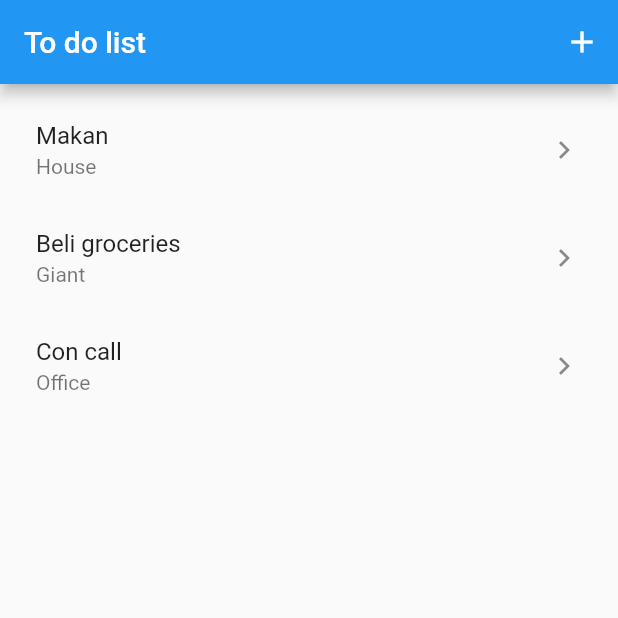
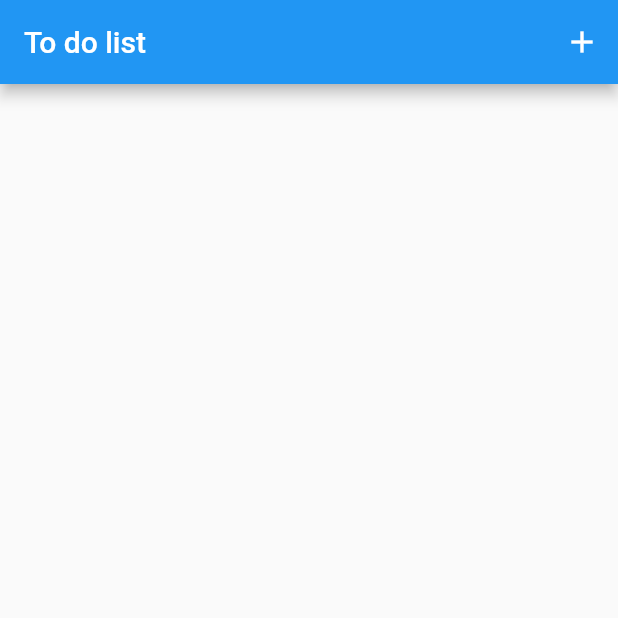
Before and after one commit to wanmuz86/flutter-todo-tnbr, a Flutter app: the screen it shows after launch, on a phone screen of 412 x 824 dp, the top half of it. Run offline on Flutter 3.47's test engine with Material 2 defaults, Android fonts, the phone set to English and light mode, and no system bars.

Commit message:
add item

```diff
--- a/lib/widgets/home.dart
+++ b/lib/widgets/home.dart
@@ -17,9 +17,6 @@ class _HomePageState extends State<HomePage> {
   // We declare it Map<String,type>  // type can be : String, int, dynamic...
   // We retrieve the value of Map with it's key  = map["name"]
   List<Map<String,String>> todos = [
-    {"name":"Makan", "location":"House"},
-{"name":"Beli groceries","location":"Giant"},
-    {"name":"Con call","location":"Office"}
     ];
   @override
   Widget build(BuildContext context) {
@@ -30,7 +27,7 @@ class _HomePageState extends State<HomePage> {
          var result =  await Navigator.push(context,
          MaterialPageRoute(builder: (context)=> AddPage()));
          setState(() {
-           print(result);
+
            todos.add(result);
          });
         },
```
